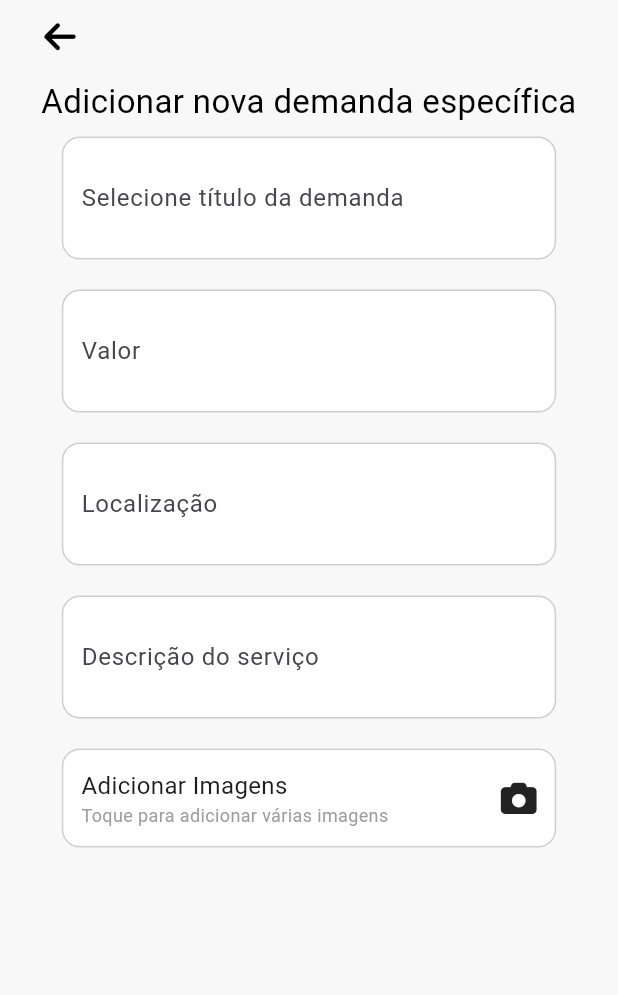
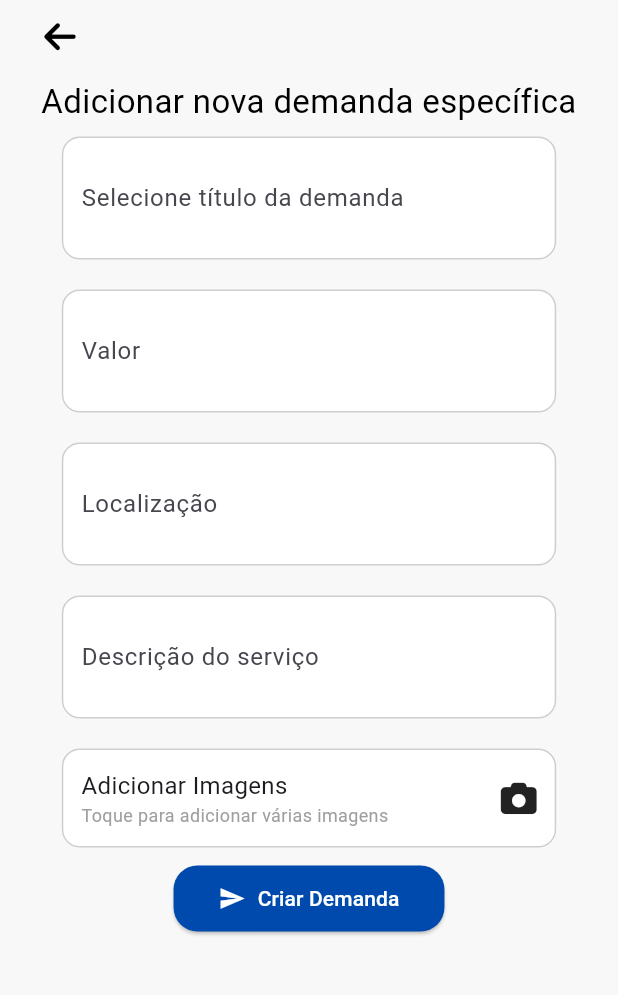
Before and after one commit to Felipe7690/ConectaWork, a Flutter app: the NovaDemanda screen opened directly, on a phone screen of 412 x 824 dp, the part 84-1079 px from its top. Run offline on Flutter 3.47's test engine with Material 3 defaults, Android fonts, the phone set to English and light mode, and no system bars; our stand-ins replace file_picker, flutter_masked_text2, font_awesome_flutter, geocoding, geolocator, image_picker and 2 more; missing offline and left inert: flutter_floating_bottom_bar, flutter_google_places, google_maps_webservice; network calls fail.

Commit message:
Nova demanda + Back4App

```diff
--- a/trabalho_conecta_work/lib/pages/nova_demanda.dart
+++ b/trabalho_conecta_work/lib/pages/nova_demanda.dart
@@ -3,6 +3,9 @@ import 'package:flutter/material.dart';
 import 'package:font_awesome_flutter/font_awesome_flutter.dart';
 import 'package:trabalho_conecta_work/components/my_app_bar.dart';
 import 'package:image_picker/image_picker.dart';
+import 'package:parse_server_sdk_flutter/parse_server_sdk_flutter.dart';
+import 'package:flutter_google_places/flutter_google_places.dart';
+import 'package:google_maps_webservice/places.dart';
 
 class NovaDemanda extends StatefulWidget {
   const NovaDemanda({super.key});
@@ -17,6 +20,9 @@ class _NovaDemandaState extends State<NovaDemanda> {
   final TextEditingController _locationController = TextEditingController();
   final TextEditingController _descriptionController = TextEditingController();
   List<XFile>? _imageFiles;
+  final GoogleMapsPlaces _places = GoogleMapsPlaces(
+      apiKey:
+          'AIzaSyAqEpiuZYAYvCKRVeXydjsRVo1KL6nBPRw'); // Substitua pela sua chave de API
 
   final String _titlePlaceholder = 'Selecione título da demanda';
   final String _valuePlaceholder = 'Valor';
@@ -33,16 +39,14 @@ class _NovaDemandaState extends State<NovaDemanda> {
         padding: const EdgeInsets.all(12.0),
         decoration: BoxDecoration(
           color: Colors.white,
-          borderRadius:
-              BorderRadius.circular(12.0), // Bordas arredondadas maiores
-          border: Border.all(
-              color: Colors.grey.withOpacity(0.5)), // Adiciona uma borda leve
+          borderRadius: BorderRadius.circular(12.0),
+          border: Border.all(color: Colors.grey.withOpacity(0.5)),
         ),
         child: TextField(
           controller: controller,
           decoration: InputDecoration(
             labelText: controller.text.isEmpty ? placeholder : '',
-            border: InputBorder.none, // Remove a borda padrão do TextField
+            border: InputBorder.none,
             prefixText: isNumeric ? 'R\$ ' : null,
           ),
           keyboardType: isNumeric
@@ -77,12 +81,78 @@ class _NovaDemandaState extends State<NovaDemanda> {
     }
   }
 
+  Future<void> _handleLocationSearch() async {
+    Prediction? p = await PlacesAutocomplete.show(
+      context: context,
+      apiKey:
+          'AIzaSyAqEpiuZYAYvCKRVeXydjsRVo1KL6nBPRw', // Substitua pela sua chave de API
+      mode: Mode.overlay,
+      language: "pt",
+      components: [
+        Component(Component.country, "br")
+      ], // Restringe a pesquisa ao Brasil
+    );
+
+    if (p != null) {
+      PlacesDetailsResponse detail =
+          await _places.getDetailsByPlaceId(p.placeId!);
+      final location = detail.result.geometry!.location;
+      _locationController.text = p.description ?? '';
+
+      // Aqui você pode usar a latitude e longitude no backend
+      print("Latitude: ${location.lat}, Longitude: ${location.lng}");
+    }
+  }
+
+  Future<void> criarDemanda() async {
+    final demanda = ParseObject('Demanda')
+      ..set('titulo', _titleController.text)
+      ..set('descricao', _descriptionController.text)
+      ..set('valor', double.parse(_valueController.text.replaceAll(',', '.')))
+      ..set(
+          'localizacao',
+          ParseGeoPoint(
+            latitude: double.parse(_locationController.text.split(',')[0]),
+            longitude: double.parse(_locationController.text.split(',')[1]),
+          ));
+
+    List<String> imageUrls = [];
+
+    if (_imageFiles != null && _imageFiles!.isNotEmpty) {
+      for (var imageFile in _imageFiles!) {
+        final parseFile = ParseFile(File(imageFile.path));
+        final response = await parseFile.save();
+        if (response.success) {
+          imageUrls.add(response.result.url);
+        } else {
+          print('Erro ao salvar imagem: ${response.error!.message}');
+        }
+      }
+      demanda.set('imagens', imageUrls.join(','));
+    }
+
+    final response = await demanda.save();
+
+    if (response.success) {
+      ScaffoldMessenger.of(context).showSnackBar(
+        SnackBar(content: Text('Demanda criada com sucesso!')),
+      );
+      Navigator.pop(context);
+    } else {
+      ScaffoldMessenger.of(context).showSnackBar(
+        SnackBar(
+            content: Text('Erro ao criar demanda: ${response.error?.message}')),
+      );
+    }
+  }
+
   @override
   Widget build(BuildContext context) {
     return Scaffold(
       backgroundColor: const Color.fromRGBO(248, 248, 248, 1),
       appBar: const MyAppBar(showAddIcon: false),
-      body: Padding(
+      body: SingleChildScrollView(
+        child: Padding(
           padding: const EdgeInsets.symmetric(horizontal: 16.0),
           child: Column(
             crossAxisAlignment: CrossAxisAlignment.center,
@@ -115,7 +185,13 @@ class _NovaDemandaState extends State<NovaDemanda> {
               _buildEditableField(_titlePlaceholder, _titleController),
               _buildEditableField(_valuePlaceholder, _valueController,
                   isNumeric: true),
-            _buildEditableField(_locationPlaceholder, _locationController),
+              GestureDetector(
+                onTap: _handleLocationSearch,
+                child: AbsorbPointer(
+                  child: _buildEditableField(
+                      _locationPlaceholder, _locationController),
+                ),
+              ),
               _buildEditableField(
                   _descriptionPlaceholder, _descriptionController),
               GestureDetector(
@@ -126,8 +202,7 @@ class _NovaDemandaState extends State<NovaDemanda> {
                   decoration: BoxDecoration(
                     color: Colors.white,
                     borderRadius: BorderRadius.circular(12.0),
-                  border: Border.all(
-                      color: Colors.grey.withOpacity(0.5)), // Borda mais suave
+                    border: Border.all(color: Colors.grey.withOpacity(0.5)),
                   ),
                   child: Row(
                     mainAxisAlignment: MainAxisAlignment.spaceBetween,
@@ -137,9 +212,7 @@ class _NovaDemandaState extends State<NovaDemanda> {
                         children: [
                           Text(
                             'Adicionar Imagens',
-                          style: TextStyle(
-                            fontSize: 16,
-                          ),
+                            style: TextStyle(fontSize: 16),
                           ),
                           Text(
                             'Toque para adicionar várias imagens',
@@ -164,7 +237,30 @@ class _NovaDemandaState extends State<NovaDemanda> {
                     );
                   }).toList(),
                 ),
+              Padding(
+                padding: const EdgeInsets.all(10),
+                child: Center(
+                  child: ElevatedButton.icon(
+                    onPressed: criarDemanda,
+                    icon: const Icon(Icons.send, color: Colors.white),
+                    label: const Text(
+                      "Criar Demanda",
+                      style: TextStyle(color: Colors.white),
+                    ),
+                    style: ElevatedButton.styleFrom(
+                      backgroundColor: const Color.fromRGBO(0, 74, 173, 1),
+                      padding: const EdgeInsets.symmetric(
+                          horizontal: 30, vertical: 12),
+                      shape: RoundedRectangleBorder(
+                        borderRadius: BorderRadius.circular(16),
+                      ),
+                    ),
+                  ),
+                ),
+              ),
+              const SizedBox(height: 20),
             ],
+          ),
         ),
       ),
     );
```
Also changed, not shown: trabalho_conecta_work/lib/pages/desc_demanda.dart (+5 -5 lines), trabalho_conecta_work/pubspec.yaml (+5 -3 lines), trabalho_conecta_work/pubspec.lock. Lines whose indentation alone changed are shown as unchanged.
